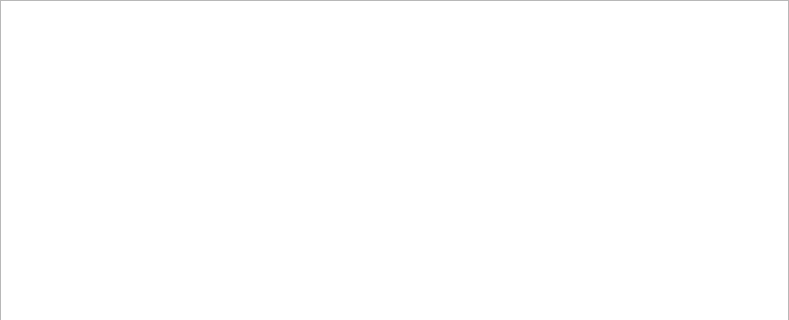
First picture: the form in src/ui/page_sticker_library_view.ui, repository Craftkuro/StickerGenie, before the edit; both pictures show x 0 to 789 and y 0 to 320 of the 789 by 459 pixel window.
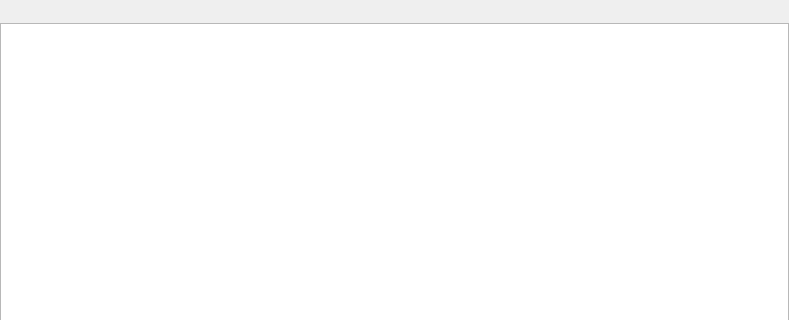
Second picture: the form after the edit. Custom widgets are drawn as their Qt base class.

The edit to the form file:
```diff
--- a/src/ui/page_sticker_library_view.ui
+++ b/src/ui/page_sticker_library_view.ui
@@ -27,7 +27,17 @@
     <number>0</number>
    </property>
    <item>
-     <widget class="StickerListView" name="listViewStickerList">
+    <widget class="QToolBar" name="toolbarStickerList">
+     <property name="movable">
+      <bool>false</bool>
+     </property>
+     <property name="floatable">
+      <bool>false</bool>
+     </property>
+    </widget>
+   </item>
+   <item>
+    <widget class="StickerListView" name="listViewStickerList">
      <property name="frameShadow">
       <enum>QFrame::Shadow::Plain</enum>
      </property>
```
